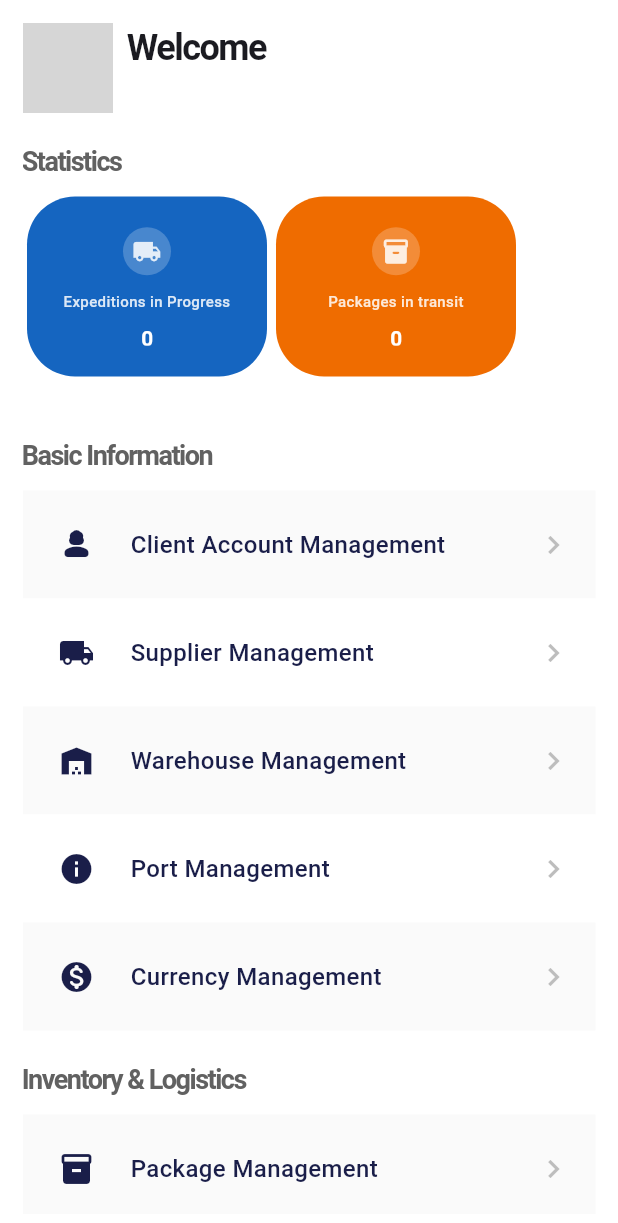
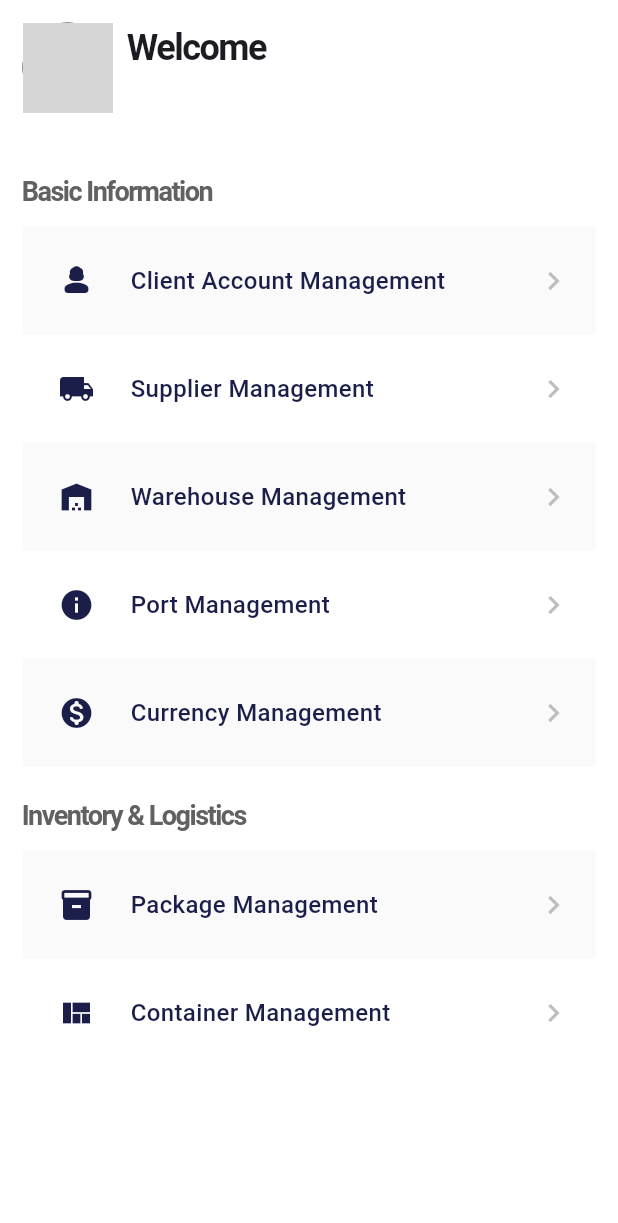
Before and after one commit to malla-dev-xpert/bbd-limited-mobile-app, a Flutter app: the HomeScreen screen opened by its route, on a phone screen of 412 x 824 dp. Shown: the top 1223 px of the screen. Run offline on Flutter 3.47's test engine with Material 3 defaults, Android fonts, the phone set to English and light mode, and no system bars; drawn by our look-alikes of auto_size_text; our stand-ins replace animated_custom_dropdown, connectivity_plus, country_picker, curved_navigation_bar, flutter_dotenv, flutter_keyboard_visibility and 7 more; missing offline and left inert: iconify_flutter; accounts and stored records are empty; grey boxes are pictures that could not be loaded.

Commit message:
💄 Enlever la statistique a l'accueil

```diff
--- a/lib/screens/gestion/basics/basic_home_screen.dart
+++ b/lib/screens/gestion/basics/basic_home_screen.dart
@@ -1,11 +1,11 @@
 import 'package:bbd_limited/components/basic/card_list.dart';
-import 'package:bbd_limited/components/basic/report/report_card.dart';
-import 'package:bbd_limited/components/basic/report/report_card_list.dart';
+// import 'package:bbd_limited/components/basic/report/report_card.dart';
+// import 'package:bbd_limited/components/basic/report/report_card_list.dart';
 import 'package:bbd_limited/core/services/auth_services.dart';
 import 'package:flutter/material.dart';
 import '../../../models/user.dart';
-import 'package:bbd_limited/core/services/container_services.dart';
-import 'package:bbd_limited/core/enums/status.dart';
+// import 'package:bbd_limited/core/services/container_services.dart';
+// import 'package:bbd_limited/core/enums/status.dart';
 import 'package:bbd_limited/core/localization/app_localizations.dart';
 
 class HomeScreen extends StatefulWidget {
@@ -18,15 +18,15 @@ class HomeScreen extends StatefulWidget {
 class _HomeScreenState extends State<HomeScreen> {
   final AuthService _authService = AuthService();
   User? _user;
-  final ContainerServices _containerServices = ContainerServices();
-  int _expeditionsEnCours = 0;
-  int _totalColisEnTransit = 0;
+  // final ContainerServices _containerServices = ContainerServices();
+  // int _expeditionsEnCours = 0;
+  // int _totalColisEnTransit = 0;
 
   @override
   void initState() {
     super.initState();
     _loadUserInfo();
-    _loadExpeditionsStats();
+    // _loadExpeditionsStats();
   }
 
   Future<void> _loadUserInfo() async {
@@ -38,55 +38,55 @@ class _HomeScreenState extends State<HomeScreen> {
     }
   }
 
-  Future<void> _loadExpeditionsStats() async {
-    setState(() {
-      _expeditionsEnCours = 0;
-      _totalColisEnTransit = 0;
-    });
-    try {
-      final containers = await _containerServices.findAll(page: 0);
-      final inProgressContainers =
-          containers.where((c) => c.status == Status.INPROGRESS).toList();
-      int totalPackages = 0;
-      for (final container in inProgressContainers) {
-        totalPackages += container.packages?.length ?? 0;
-      }
-      if (mounted) {
-        setState(() {
-          _expeditionsEnCours = inProgressContainers.length;
-          _totalColisEnTransit = totalPackages;
-        });
-      }
-    } catch (e) {
-      if (mounted) {
-        setState(() {
-          _expeditionsEnCours = 0;
-          _totalColisEnTransit = 0;
-        });
-      }
-    }
-  }
+  // Future<void> _loadExpeditionsStats() async {
+  //   setState(() {
+  //     _expeditionsEnCours = 0;
+  //     _totalColisEnTransit = 0;
+  //   });
+  //   try {
+  //     final containers = await _containerServices.findAll(page: 0);
+  //     final inProgressContainers =
+  //         containers.where((c) => c.status == Status.INPROGRESS).toList();
+  //     int totalPackages = 0;
+  //     for (final container in inProgressContainers) {
+  //       totalPackages += container.packages?.length ?? 0;
+  //     }
+  //     if (mounted) {
+  //       setState(() {
+  //         _expeditionsEnCours = inProgressContainers.length;
+  //         _totalColisEnTransit = totalPackages;
+  //       });
+  //     }
+  //   } catch (e) {
+  //     if (mounted) {
+  //       setState(() {
+  //         _expeditionsEnCours = 0;
+  //         _totalColisEnTransit = 0;
+  //       });
+  //     }
+  //   }
+  // }
 
   @override
   Widget build(BuildContext context) {
     final localizations = AppLocalizations.of(context);
 
-    final List<ReportCardData> dynamicReportCardDataList = [
-      ReportCardData(
-        title: localizations.translate('home_expeditions_in_progress'),
-        value: _expeditionsEnCours.toString(),
-        backgroundColor: Colors.blue[800]!,
-        textColor: Colors.white,
-        icon: Icons.local_shipping,
-      ),
-      ReportCardData(
-        title: localizations.translate('home_packages_in_transit'),
-        value: _totalColisEnTransit.toString(),
-        backgroundColor: Colors.orange[800]!,
-        textColor: Colors.white,
-        icon: Icons.inventory_2_rounded,
-      ),
-    ];
+    // final List<ReportCardData> dynamicReportCardDataList = [
+    //   ReportCardData(
+    //     title: localizations.translate('home_expeditions_in_progress'),
+    //     value: _expeditionsEnCours.toString(),
+    //     backgroundColor: Colors.blue[800]!,
+    //     textColor: Colors.white,
+    //     icon: Icons.local_shipping,
+    //   ),
+    //   ReportCardData(
+    //     title: localizations.translate('home_packages_in_transit'),
+    //     value: _totalColisEnTransit.toString(),
+    //     backgroundColor: Colors.orange[800]!,
+    //     textColor: Colors.white,
+    //     icon: Icons.inventory_2_rounded,
+    //   ),
+    // ];
     return Scaffold(
       backgroundColor: Colors.white,
       body: SafeArea(
@@ -141,37 +141,37 @@ class _HomeScreenState extends State<HomeScreen> {
                         ),
                       ],
                     ),
-                    const SizedBox(height: 20),
-                    Text(
-                      localizations.translate('home_statistics'),
-                      style: TextStyle(
-                        fontSize: 18,
-                        fontWeight: FontWeight.bold,
-                        letterSpacing: -1,
-                        color: Colors.grey[700],
-                      ),
-                    ),
-                    const SizedBox(height: 10),
-                    SingleChildScrollView(
-                      scrollDirection: Axis.horizontal,
-                      physics: const BouncingScrollPhysics(),
-                      child: Row(
-                        children: dynamicReportCardDataList.map((data) {
-                          return Padding(
-                            padding: const EdgeInsets.symmetric(
-                              horizontal: 3.0,
-                            ),
-                            child: ReportCard(
-                              title: data.title,
-                              value: data.value,
-                              backgroundColor: data.backgroundColor,
-                              textColor: data.textColor,
-                              icon: data.icon,
-                            ),
-                          );
-                        }).toList(),
-                      ),
-                    ),
+                    // const SizedBox(height: 20),
+                    // Text(
+                    //   localizations.translate('home_statistics'),
+                    //   style: TextStyle(
+                    //     fontSize: 18,
+                    //     fontWeight: FontWeight.bold,
+                    //     letterSpacing: -1,
+                    //     color: Colors.grey[700],
+                    //   ),
+                    // ),
+                    // const SizedBox(height: 10),
+                    // SingleChildScrollView(
+                    //   scrollDirection: Axis.horizontal,
+                    //   physics: const BouncingScrollPhysics(),
+                    //   child: Row(
+                    //     children: dynamicReportCardDataList.map((data) {
+                    //       return Padding(
+                    //         padding: const EdgeInsets.symmetric(
+                    //           horizontal: 3.0,
+                    //         ),
+                    //         child: ReportCard(
+                    //           title: data.title,
+                    //           value: data.value,
+                    //           backgroundColor: data.backgroundColor,
+                    //           textColor: data.textColor,
+                    //           icon: data.icon,
+                    //         ),
+                    //       );
+                    //     }).toList(),
+                    //   ),
+                    // ),
                   ],
                 ),
               ),
```
